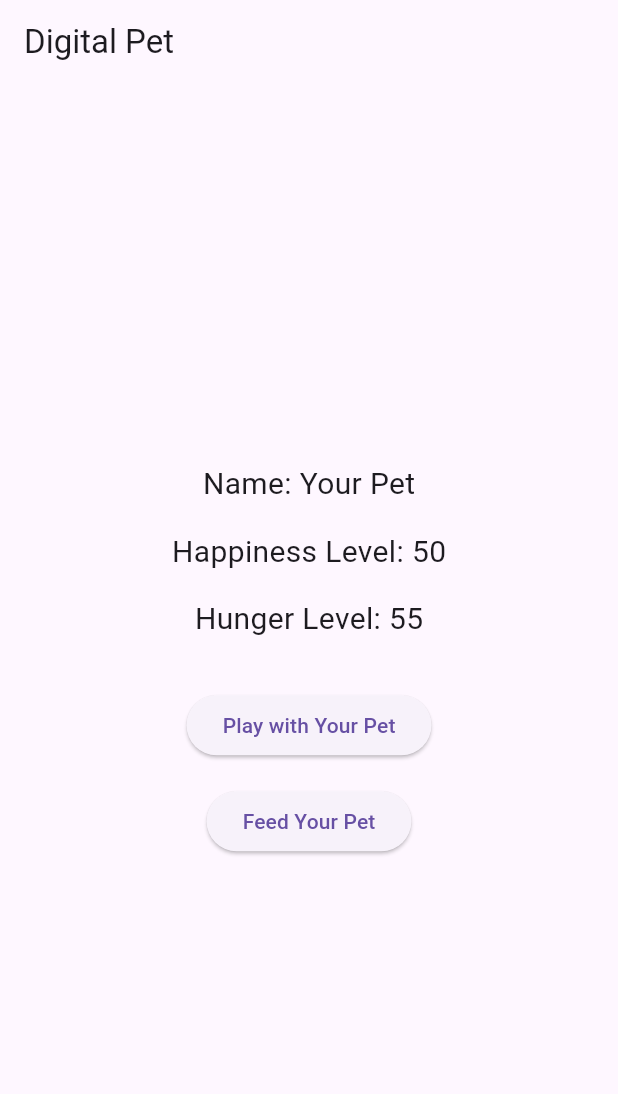
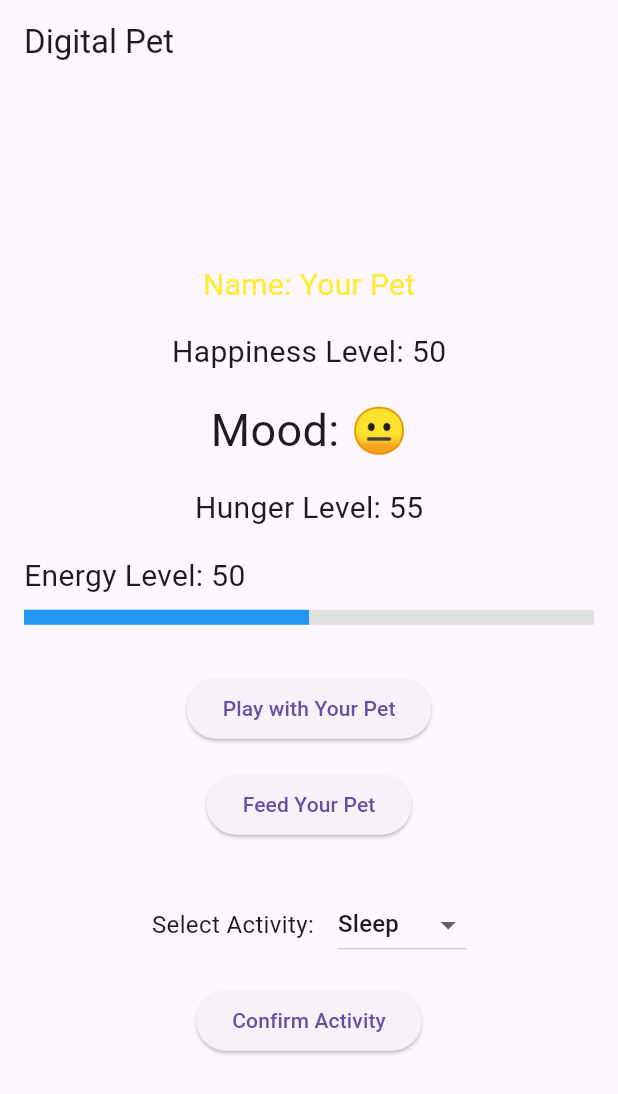
Before and after one commit to vinhbin/StateManagementDigitalPet, a Flutter app: the screen it shows after launch, after a tap on "Confirm Name", on a phone screen of 412 x 824 dp. Shown: the top 1094 px of the screen. Run offline on Flutter 3.47's test engine with Material 3 defaults, Android fonts, the phone set to English and light mode, and no system bars.

Commit message:
final code

```diff
--- a/lib/main.dart
+++ b/lib/main.dart
@@ -17,6 +17,7 @@ class _DigitalPetAppState extends State<DigitalPetApp> {
   String petName = "Your Pet";
   int happinessLevel = 50;
   int hungerLevel = 50;
+  int energyLevel = 50; // New energy state variable
 
   // Controller for name input
   TextEditingController _nameController = TextEditingController();
@@ -29,16 +30,22 @@ class _DigitalPetAppState extends State<DigitalPetApp> {
   String? _gameOverMessage;
   DateTime? _winStartTime;
 
+  // Activity selection variables
+  final List<String> _activities = ['Sleep', 'Exercise', 'Play', 'Eat'];
+  String? _selectedActivity;
+
   @override
   void initState() {
     super.initState();
-    // Start a timer that ticks every 30 seconds for hunger increase.
+    // Start a timer that ticks every 5 seconds for hunger increase (for testing purposes)
     _hungerTimer = Timer.periodic(Duration(seconds: 5), (timer) {
       setState(() {
         _updateHunger();
         _checkGameConditions();
       });
     });
+    // Set default selected activity
+    _selectedActivity = _activities.first;
   }
 
   @override
@@ -79,6 +86,28 @@ class _DigitalPetAppState extends State<DigitalPetApp> {
     }
   }
 
+  // Determine the text color based on happiness level
+  MaterialColor _determineColor() {
+    if (happinessLevel < 30) {
+      return Colors.red;
+    } else if (happinessLevel > 70) {
+      return Colors.green;
+    } else {
+      return Colors.yellow;
+    }
+  }
+
+  // Return an emoji representing pet mood
+  String _petMood() {
+    if (happinessLevel < 30) {
+      return "😡";
+    } else if (happinessLevel > 70) {
+      return "🙂";
+    } else {
+      return "😐";
+    }
+  }
+
   // Check win and loss conditions
   void _checkGameConditions() {
     // Loss Condition: Hunger reaches 100 and Happiness drops to 10.
@@ -104,6 +133,21 @@ class _DigitalPetAppState extends State<DigitalPetApp> {
       // Reset win timer if happiness drops below 80.
       _winStartTime = null;
     }
+  }
+
+  // Function to perform an activity and update energy level based on the selection
+  void _performActivity() {
+    setState(() {
+      if (_selectedActivity == 'Sleep') {
+        energyLevel = (energyLevel + 20).clamp(0, 100);
+      } else if (_selectedActivity == 'Exercise') {
+        energyLevel = (energyLevel - 20).clamp(0, 100);
+      } else if (_selectedActivity == 'Play') {
+        energyLevel = (energyLevel - 10).clamp(0, 100);
+      } else if (_selectedActivity == 'Eat') {
+        energyLevel = (energyLevel + 10).clamp(0, 100);
+      }
+    });
   }
 
   // UI for entering pet name
@@ -138,12 +182,13 @@ class _DigitalPetAppState extends State<DigitalPetApp> {
   Widget _buildGameUI() {
     return Center(
       child: SingleChildScrollView(
+        padding: const EdgeInsets.all(16.0),
         child: Column(
           mainAxisAlignment: MainAxisAlignment.center,
           children: <Widget>[
             Text(
               'Name: $petName',
-              style: TextStyle(fontSize: 20.0),
+              style: TextStyle(fontSize: 20.0, color: _determineColor()),
             ),
             SizedBox(height: 16.0),
             Text(
@@ -152,8 +197,31 @@ class _DigitalPetAppState extends State<DigitalPetApp> {
             ),
             SizedBox(height: 16.0),
             Text(
+              'Mood: ${_petMood()}',
+              style: TextStyle(fontSize: 30.0),
+            ),
+            SizedBox(height: 16.0),
+            Text(
               'Hunger Level: $hungerLevel',
               style: TextStyle(fontSize: 20.0),
+            ),
+            SizedBox(height: 16.0),
+            // Energy bar widget
+            Column(
+              crossAxisAlignment: CrossAxisAlignment.start,
+              children: [
+                Text(
+                  'Energy Level: $energyLevel',
+                  style: TextStyle(fontSize: 20.0),
+                ),
+                SizedBox(height: 8.0),
+                LinearProgressIndicator(
+                  value: energyLevel / 100,
+                  minHeight: 10.0,
+                  backgroundColor: Colors.grey[300],
+                  valueColor: AlwaysStoppedAnimation<Color>(Colors.blue),
+                ),
+              ],
             ),
             SizedBox(height: 32.0),
             ElevatedButton(
@@ -164,6 +232,37 @@ class _DigitalPetAppState extends State<DigitalPetApp> {
             ElevatedButton(
               onPressed: _feedPet,
               child: Text('Feed Your Pet'),
+            ),
+            SizedBox(height: 32.0),
+            // Activity Selection UI
+            Row(
+              mainAxisAlignment: MainAxisAlignment.center,
+              children: [
+                Text(
+                  'Select Activity:',
+                  style: TextStyle(fontSize: 16.0),
+                ),
+                SizedBox(width: 16.0),
+                DropdownButton<String>(
+                  value: _selectedActivity,
+                  items: _activities.map((activity) {
+                    return DropdownMenuItem<String>(
+                      value: activity,
+                      child: Text(activity),
+                    );
+                  }).toList(),
+                  onChanged: (value) {
+                    setState(() {
+                      _selectedActivity = value;
+                    });
+                  },
+                ),
+              ],
+            ),
+            SizedBox(height: 16.0),
+            ElevatedButton(
+              onPressed: _performActivity,
+              child: Text('Confirm Activity'),
             ),
             if (_gameOverMessage != null) ...[
               SizedBox(height: 32.0),
```
